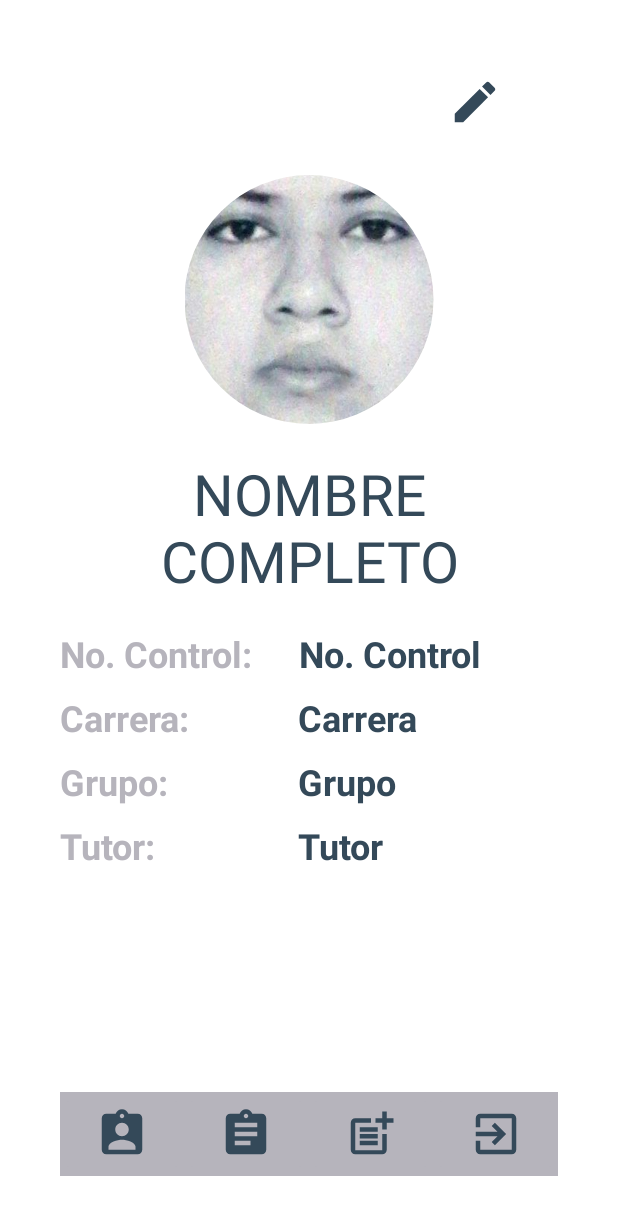
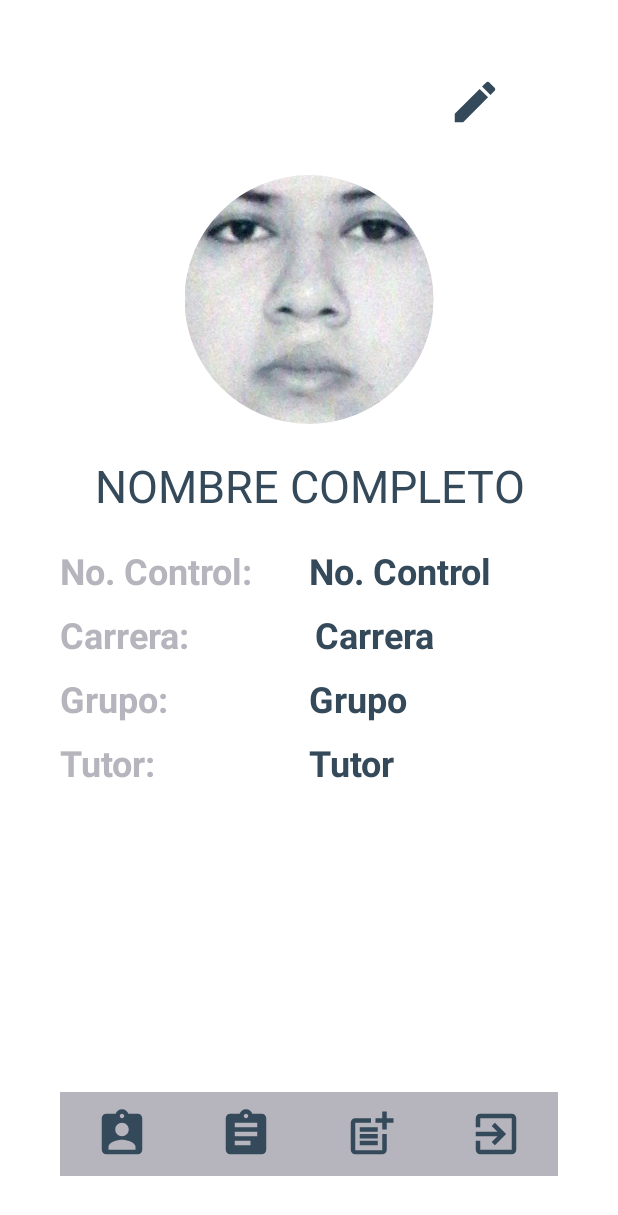
Before and after one commit to mariodominguez07/TutoTec, an Android app: the InicioAlumno screen opened directly, with no data from a screen before it, on a phone screen of 412 x 824 dp. Shown: the top 1215 px of the screen. Run offline under Robolectric (Android 15) with nearby library versions, the phone set to English and light mode, and no system bars; our stand-ins replace CircleImageView, Firebase (no records; nobody signed in at launch, a user with empty details on screens opened directly).

Commit message:
Actualización

```diff
--- a/app/build.gradle.kts
+++ b/app/build.gradle.kts
@@ -6,12 +6,12 @@ plugins {
 
 android {
     namespace = "mx.tecnm.cdhidalgo.tutotec"
-    compileSdk = 33
+    compileSdk = 34
 
     defaultConfig {
         applicationId = "mx.tecnm.cdhidalgo.tutotec"
         minSdk = 26
-        targetSdk = 33
+        targetSdk = 34
         versionCode = 1
         versionName = "1.0"
 
@@ -38,7 +38,7 @@ android {
 
 dependencies {
 
-    implementation("androidx.core:core-ktx:1.9.0")
+    implementation("androidx.core:core-ktx:1.12.0")
     implementation("androidx.appcompat:appcompat:1.6.1")
     implementation("com.google.android.material:material:1.10.0")
     implementation("androidx.constraintlayout:constraintlayout:2.1.4")
--- a/app/src/main/AndroidManifest.xml
+++ b/app/src/main/AndroidManifest.xml
@@ -1,14 +1,16 @@
 <?xml version="1.0" encoding="utf-8"?>
 <manifest xmlns:android="http://schemas.android.com/apk/res/android"
     xmlns:tools="http://schemas.android.com/tools">
+
+    <uses-permission android:name="android.permission.INTERNET" />
 
     <application
         android:allowBackup="true"
         android:dataExtractionRules="@xml/data_extraction_rules"
         android:fullBackupContent="@xml/backup_rules"
-        android:icon="@mipmap/ic_launcher"
+        android:icon="@drawable/logo_jaguar"
         android:label="@string/app_name"
-        android:roundIcon="@mipmap/ic_launcher_round"
+        android:roundIcon="@drawable/logo_jaguar"
         android:supportsRtl="true"
         android:theme="@style/Theme.TutoTec"
         tools:targetApi="31">
--- a/app/src/main/java/mx/tecnm/cdhidalgo/tutotec/InicioAlumno.kt
+++ b/app/src/main/java/mx/tecnm/cdhidalgo/tutotec/InicioAlumno.kt
@@ -53,7 +53,7 @@ class InicioAlumno : AppCompatActivity() {
         if (alumno != null){
             Glide.with(this).load(alumno.foto).circleCrop().into(foto)
             nombreC.text = "${alumno.nombre} ${alumno.apellido_pa} ${alumno.apellido_ma}"
-            noControl.text = alumno.no_control
+            noControl.text = alumno.nocontrol
             carrera.text = alumno.carrera
             grupo.text = alumno.grupo
         }
--- a/app/src/main/java/mx/tecnm/cdhidalgo/tutotec/LoginTutor.kt
+++ b/app/src/main/java/mx/tecnm/cdhidalgo/tutotec/LoginTutor.kt
@@ -77,6 +77,7 @@ class LoginTutor : AppCompatActivity() {
                                 )
                             }
                             val intent = Intent(this, InicioTutor::class.java)
+                            intent.putExtra("tutor",tutor)
                             startActivity(intent)
                         }
                     }else{
--- a/app/src/main/res/layout/activity_inicio_alumno.xml
+++ b/app/src/main/res/layout/activity_inicio_alumno.xml
@@ -62,7 +62,7 @@
             android:text="@string/texto05"
             android:textAllCaps="true"
             android:textAlignment="center"
-            android:textSize="38sp"
+            android:textSize="30sp"
             android:textColor="@color/color7"
             android:layout_marginBottom="20dp"/>
 
@@ -74,22 +74,20 @@
                 android:layout_height="wrap_content"
                 android:layout_marginBottom="10dp">
                 <TextView
-                    android:layout_width="wrap_content"
+                    android:layout_width="0dp"
                     android:layout_height="wrap_content"
+                    android:layout_weight="1"
                     android:text="@string/texto06"
                     android:textStyle="bold"
                     android:textColor="@color/color5"
                     android:textSize="24sp"/>
-                <TextView
-                    android:layout_width="30dp"
-                    android:layout_height="wrap_content"
-                    android:text=""/>
+
                 <TextView
                     android:id="@+id/noControl_carnet"
-                    android:layout_width="match_parent"
+                    android:layout_width="0dp"
                     android:layout_height="wrap_content"
+                    android:layout_weight="1"
                     android:text="@string/texto07"
-                    android:textAlignment="textEnd"
                     android:textColor="@color/color7"
                     android:textSize="24sp"
                     android:textStyle="bold" />
@@ -100,22 +98,21 @@
                 android:layout_height="wrap_content"
                 android:layout_marginBottom="10dp">
                 <TextView
-                    android:layout_width="wrap_content"
+                    android:layout_width="match_parent"
                     android:layout_height="wrap_content"
                     android:text="@string/texto08"
                     android:textStyle="bold"
                     android:textColor="@color/color5"
                     android:textSize="24sp"/>
-                <TextView
-                    android:layout_width="30dp"
-                    android:layout_height="wrap_content"
-                    android:text=""/>
+
                 <TextView
                     android:id="@+id/carrera_carnet"
-                    android:layout_width="match_parent"
+                    android:layout_width="0dp"
                     android:layout_height="wrap_content"
+                    android:layout_weight="1"
                     android:text="@string/texto09"
                     android:textColor="@color/color7"
+                    android:textAlignment="center"
                     android:textSize="24sp"
                     android:textStyle="bold" />
             </TableRow>
@@ -125,20 +122,19 @@
                 android:layout_height="wrap_content"
                 android:layout_marginBottom="10dp">
                 <TextView
-                    android:layout_width="wrap_content"
+                    android:layout_width="0dp"
                     android:layout_height="wrap_content"
+                    android:layout_weight="1"
                     android:text="@string/texto10"
                     android:textStyle="bold"
                     android:textColor="@color/color5"
                     android:textSize="24sp"/>
-                <TextView
-                    android:layout_width="30dp"
-                    android:layout_height="wrap_content"
-                    android:text=""/>
+
                 <TextView
                     android:id="@+id/grupo_carnet"
-                    android:layout_width="match_parent"
+                    android:layout_width="0dp"
                     android:layout_height="wrap_content"
+                    android:layout_weight="1"
                     android:text="@string/texto11"
                     android:textColor="@color/color7"
                     android:textSize="24sp"
@@ -150,20 +146,19 @@
                 android:layout_height="wrap_content"
                 android:layout_marginBottom="10dp">
                 <TextView
-                    android:layout_width="wrap_content"
+                    android:layout_width="0dp"
                     android:layout_height="wrap_content"
+                    android:layout_weight="1"
                     android:text="@string/texto12"
                     android:textStyle="bold"
                     android:textColor="@color/color5"
                     android:textSize="24sp"/>
-                <TextView
-                    android:layout_width="30dp"
-                    android:layout_height="wrap_content"
-                    android:text=""/>
+
                 <TextView
                     android:id="@+id/tutor_carnet"
-                    android:layout_width="match_parent"
+                    android:layout_width="0dp"
                     android:layout_height="wrap_content"
+                    android:layout_weight="1"
                     android:text="@string/texto13"
                     android:textColor="@color/color7"
                     android:textSize="24sp"
--- a/app/src/main/res/layout/activity_login_alumno.xml
+++ b/app/src/main/res/layout/activity_login_alumno.xml
@@ -33,7 +33,7 @@
             android:id="@+id/logo_inicio"
             android:layout_width="wrap_content"
             android:layout_height="wrap_content"
-            android:src="@drawable/TutoLogo"
+            android:src="@drawable/tuto_logo"
             android:scaleX=".8"
             android:scaleY=".8"
             android:layout_marginTop="-260dp"
--- a/app/src/main/res/layout/activity_login_tutor.xml
+++ b/app/src/main/res/layout/activity_login_tutor.xml
@@ -37,7 +37,7 @@
             android:layout_marginBottom="-230dp"
             android:scaleX=".8"
             android:scaleY=".8"
-            android:src="@drawable/TutoLogo" />
+            android:src="@drawable/tuto_logo" />
 
         <TextView
             android:layout_width="match_parent"
--- a/app/src/main/res/layout/activity_main.xml
+++ b/app/src/main/res/layout/activity_main.xml
@@ -18,7 +18,7 @@
             android:id="@+id/logo_inicio"
             android:layout_width="wrap_content"
             android:layout_height="wrap_content"
-            android:src="@drawable/TutoLogo"
+            android:src="@drawable/tuto_logo"
             android:scaleX=".8"
             android:scaleY=".8"
             android:layout_marginTop="-230dp"
```
Also changed, not shown: app/src/main/java/mx/tecnm/cdhidalgo/tutotec/LoginAlumno.kt (+8 -8 lines), app/src/main/java/mx/tecnm/cdhidalgo/tutotec/RegistroAlumno.kt (+50 -14 lines), app/src/main/java/mx/tecnm/cdhidalgo/tutotec/RegistroTutor.kt (+46 -12 lines), app/src/main/java/mx/tecnm/cdhidalgo/tutotec/dataClass/Alumno.kt (+13 -14 lines), app/src/main/java/mx/tecnm/cdhidalgo/tutotec/dataClass/Tutor.kt (+47 -8 lines), app/src/main/res/layout/activity_registro_alumno.xml (+5 -10 lines), app/src/main/res/layout/activity_registro_tutor.xml (+5 -11 lines), app/src/main/res/values/strings.xml (+11 -1 lines), app/src/main/res/drawable/logo_jaguar.png (added), app/src/main/res/drawable/tuto_logo.png (renamed from app/src/main/res/drawable/TutoLogo.png).
